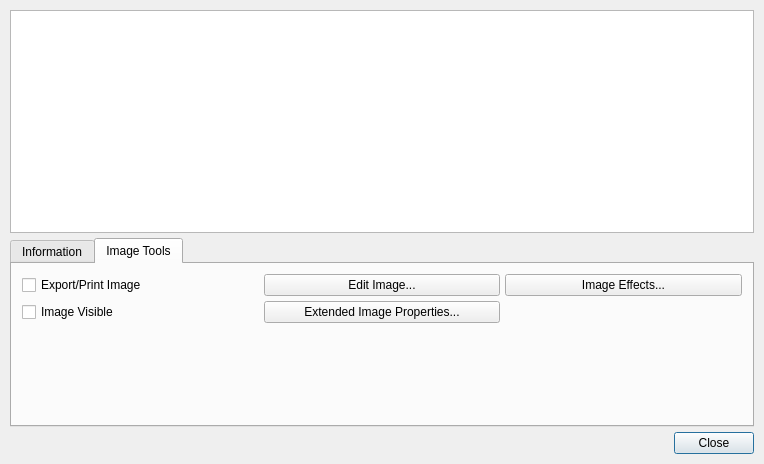
This is scribus/ui/picstatus.ui in scribusproject/scribus as Qt 5 draws it before an edit. The edited form follows.
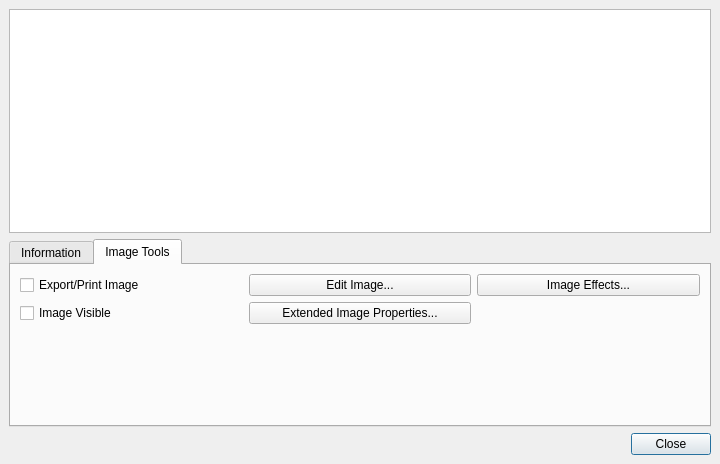
This is the edited form.

Commit message: #16456: Unify margins and spacing for dialogs, set 4 <bubu>

```diff
--- a/scribus/ui/picstatus.ui
+++ b/scribus/ui/picstatus.ui
@@ -9,19 +9,25 @@
    <rect>
     <x>0</x>
     <y>0</y>
-    <width>764</width>
     <height>464</height>
+    <width>720</width>
    </rect>
   </property>
   <property name="windowTitle">
    <string>Manage Images</string>
   </property>
   <layout class="QVBoxLayout">
-   <property name="spacing">
-    <number>5</number>
+   <property name="leftMargin">
+    <number>9</number>
    </property>
-   <property name="margin">
-    <number>10</number>
+   <property name="topMargin">
+    <number>9</number>
+   </property>
+   <property name="rightMargin">
+    <number>9</number>
+   </property>
+   <property name="bottomMargin">
+    <number>9</number>
    </property>
    <item>
     <widget class="QListWidget" name="imageViewArea">
@@ -576,12 +582,6 @@
        <string>Image Tools</string>
       </attribute>
       <layout class="QGridLayout">
-       <property name="margin">
-        <number>10</number>
-       </property>
-       <property name="spacing">
-        <number>5</number>
-       </property>
        <item row="0" column="0">
         <widget class="QCheckBox" name="isPrinting">
          <property name="toolTip">
@@ -657,9 +657,6 @@
    </item>
    <item>
     <layout class="QHBoxLayout">
-     <property name="spacing">
-      <number>5</number>
-     </property>
      <item>
       <spacer>
        <property name="orientation">
@@ -690,7 +687,6 @@
    </item>
   </layout>
  </widget>
- <layoutdefault spacing="5" margin="10"/>
  <resources/>
  <connections/>
 </ui>
```
The commit also changes 7 other files.
